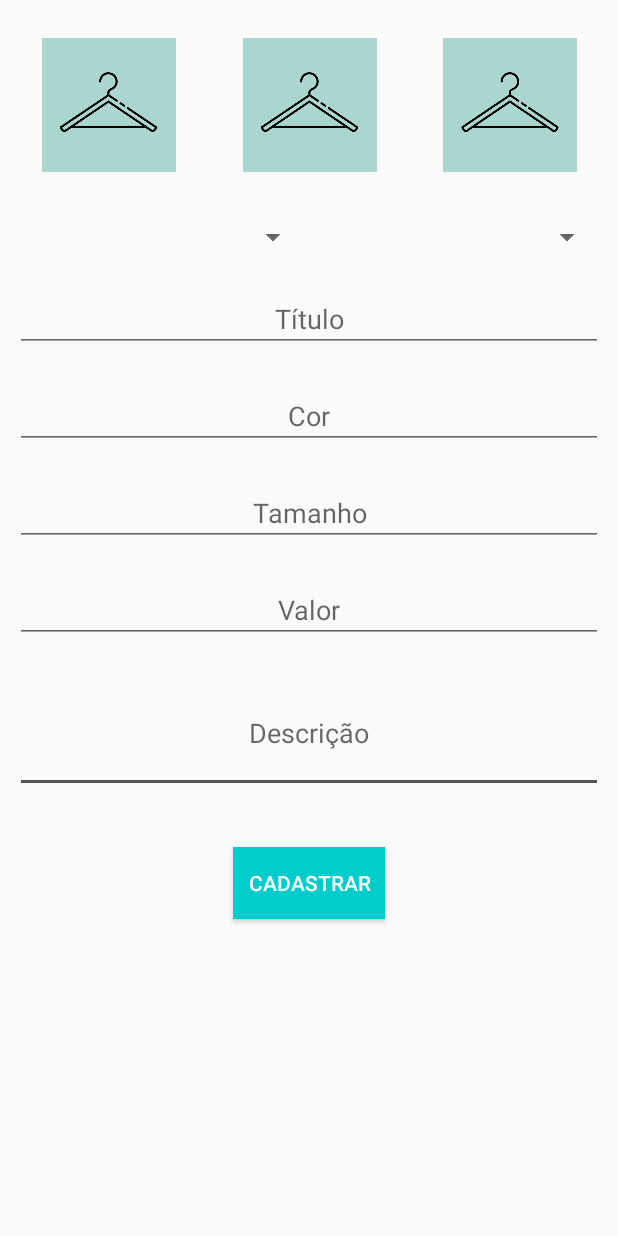
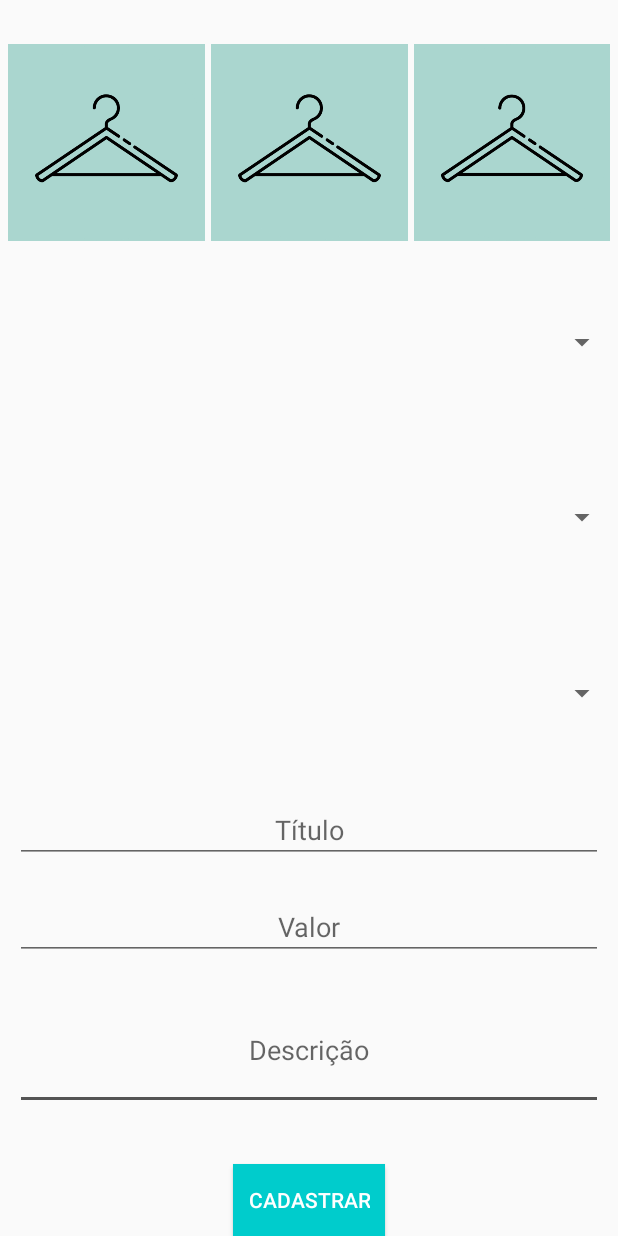
Before and after one commit to pedro256/proj-tudoex, an Android app: the layout activity_create_anuncios.xml on its own in the app's theme, with its tools: preview values and no code run, on a phone screen of 412 x 824 dp. Run offline under Robolectric (Android 15) with nearby library versions, the phone set to English and light mode, and no system bars; plain views replace CurrencyEditText.

Commit message:
cadastro de anuncios

```diff
--- a/app/src/main/java/com/app/tudoex/activity/MeusAnunciosActivity.java
+++ b/app/src/main/java/com/app/tudoex/activity/MeusAnunciosActivity.java
@@ -26,7 +26,7 @@ public class MeusAnunciosActivity extends AppCompatActivity {
         fab.setOnClickListener(new View.OnClickListener() {
             @Override
             public void onClick(View view) {
-                startActivity(new Intent(MeusAnunciosActivity.this,CadastroAnuncioActivity.class));
+                startActivity(new Intent(MeusAnunciosActivity.this,CreateAnuncios.class));
             }
         });
     }
--- a/app/src/main/java/com/app/tudoex/config/FirebaseConfig.java
+++ b/app/src/main/java/com/app/tudoex/config/FirebaseConfig.java
@@ -10,6 +10,11 @@ public class FirebaseConfig {
     private static DatabaseReference database;
     private static FirebaseAuth auth;
     private static StorageReference storageFB;
+
+    public static String getIdUsuario(){
+        FirebaseAuth auth = getFirebaseAutenticacao();
+        return auth.getCurrentUser().getUid();
+    }
 
     public static DatabaseReference getFirebaseDatabase(){
         if(database == null){
--- a/app/src/main/res/layout/activity_cadastro_anuncio.xml
+++ b/app/src/main/res/layout/activity_create_anuncios.xml
@@ -5,7 +5,8 @@
     android:layout_width="match_parent"
     android:layout_height="match_parent"
     android:orientation="vertical"
-    tools:context=".activity.CadastroAnuncioActivity">
+    tools:context=".activity.CreateAnuncios">
+
 
     <ScrollView
         style="@android:style/Widget"
@@ -21,57 +22,53 @@
 
             <LinearLayout
                 android:layout_width="match_parent"
-                android:layout_height="100dp"
+                android:layout_height="150dp"
                 android:layout_marginTop="20dp"
                 android:orientation="horizontal"
-                android:padding="5dp">
+                android:padding="3dp">
 
                 <ImageView
-                    android:id="@+id/imageView2"
+                    android:id="@+id/imgCadastro1"
                     android:layout_width="wrap_content"
                     android:layout_height="wrap_content"
+                    android:layout_margin="2dp"
                     android:layout_weight="1"
-                    android:visibility="visible"
                     app:srcCompat="@drawable/ft_padrao" />
 
                 <ImageView
-                    android:id="@+id/imageView3"
+                    android:id="@+id/imgCadastro2"
                     android:layout_width="wrap_content"
                     android:layout_height="wrap_content"
+                    android:layout_margin="2dp"
                     android:layout_weight="1"
-                    android:visibility="visible"
                     app:srcCompat="@drawable/ft_padrao" />
 
                 <ImageView
-                    android:id="@+id/imageView4"
+                    android:id="@+id/imgCadastro3"
                     android:layout_width="wrap_content"
                     android:layout_height="wrap_content"
+                    android:layout_margin="2dp"
                     android:layout_weight="1"
-                    android:visibility="visible"
                     app:srcCompat="@drawable/ft_padrao" />
             </LinearLayout>
 
-            <LinearLayout
+            <Spinner
+                android:id="@+id/spinnerTam"
                 android:layout_width="match_parent"
-                android:layout_height="wrap_content"
-                android:layout_marginTop="16dp"
-                android:orientation="horizontal"
-                android:padding="10dp">
+                android:layout_height="50dp"
+                android:layout_weight="1" />
 
-                <Spinner
-                    android:id="@+id/spinner4"
-                    android:layout_width="wrap_content"
-                    android:layout_height="wrap_content"
-                    android:layout_weight="0.5"
-                    android:padding="5dp" />
+            <Spinner
+                android:id="@+id/spinnerCategoria"
+                android:layout_width="match_parent"
+                android:layout_height="50dp"
+                android:layout_weight="1" />
 
-                <Spinner
-                    android:id="@+id/spinner2"
-                    android:layout_width="wrap_content"
-                    android:layout_height="wrap_content"
-                    android:layout_weight="0.5"
-                    android:padding="5dp" />
-            </LinearLayout>
+            <Spinner
+                android:id="@+id/spinnerCor"
+                android:layout_width="match_parent"
+                android:layout_height="50dp"
+                android:layout_weight="1" />
 
             <EditText
                 android:id="@+id/txtTitulo"
@@ -85,30 +82,6 @@
                 android:padding="10dp"
                 android:textAlignment="center" />
 
-
-            <EditText
-                android:id="@+id/txtCor"
-                android:layout_width="match_parent"
-                android:layout_height="wrap_content"
-                android:layout_margin="10dp"
-                android:layout_marginBottom="16dp"
-                android:ems="10"
-                android:hint="Cor"
-                android:inputType="textPersonName"
-                android:padding="10dp"
-                android:textAlignment="center" />
-
-            <EditText
-                android:id="@+id/txtTamanho"
-                android:layout_width="match_parent"
-                android:layout_height="wrap_content"
-                android:layout_margin="10dp"
-                android:layout_marginBottom="16dp"
-                android:ems="10"
-                android:hint="Tamanho"
-                android:inputType="textPersonName"
-                android:padding="10dp"
-                android:textAlignment="center" />
 
             <com.blackcat.currencyedittext.CurrencyEditText
                 android:id="@+id/txtValor"
@@ -140,13 +113,12 @@
                 android:layout_height="wrap_content"
                 android:layout_marginTop="26dp"
                 android:background="@color/colorPrimaryDark"
+                android:onClick="validarDados"
                 android:padding="10dp"
                 android:text="Cadastrar"
                 android:textColor="@color/design_default_color_background" />
+
         </LinearLayout>
     </ScrollView>
 
-
-
-
 </LinearLayout>
```
Also changed, not shown: app/src/main/AndroidManifest.xml (+5 -10 lines), app/src/main/java/com/app/tudoex/activity/CadastroAnuncioActivity.java (deleted, +0 -73 lines), app/src/main/java/com/app/tudoex/activity/CreateAnuncios.java (added, +288 -0 lines), app/src/main/java/com/app/tudoex/models/Anuncio.java (added, +96 -0 lines), app/src/main/res/values/strings.xml (+59 -1 lines), 1 other file.
